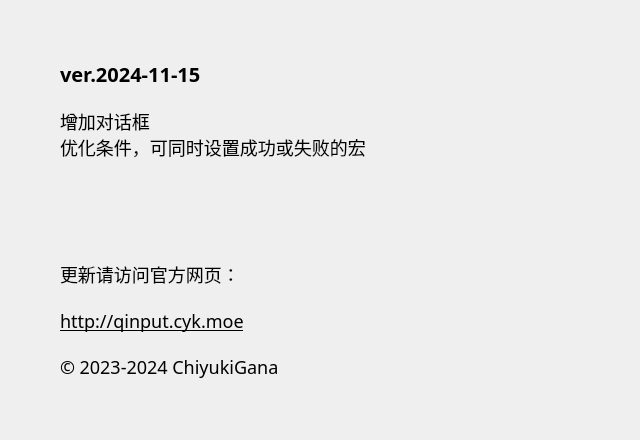
The window that source/ui/AboutUi.ui (ChiyukiGana/Quickinput) describes before a commit, drawn with Qt 5.
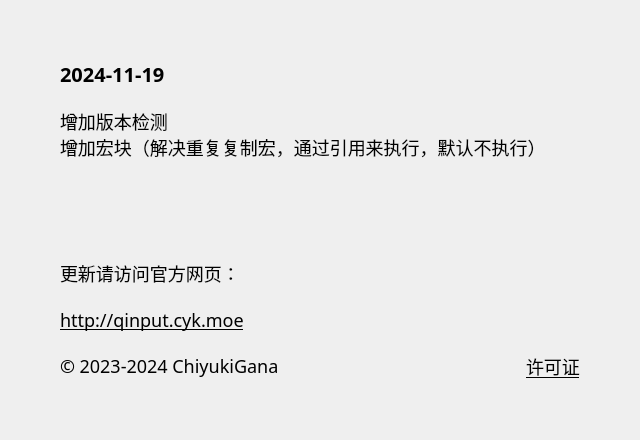
The same window after the commit.

Patch:
```diff
--- a/source/ui/AboutUi.ui
+++ b/source/ui/AboutUi.ui
@@ -88,7 +88,7 @@
          <string notr="true">font-size:20px</string>
         </property>
         <property name="text">
-         <string>ver.2024-11-15</string>
+         <string>2024-11-19</string>
         </property>
         <property name="textFormat">
          <enum>Qt::PlainText</enum>
@@ -104,8 +104,8 @@
          </sizepolicy>
         </property>
         <property name="text">
-         <string>增加对话框
-优化条件，可同时设置成功或失败的宏</string>
+         <string>增加版本检测
+增加宏块（解决重复复制宏，通过引用来执行，默认不执行）</string>
         </property>
         <property name="textFormat">
          <enum>Qt::PlainText</enum>
@@ -163,19 +163,81 @@
        </widget>
       </item>
       <item>
-       <widget class="QLabel" name="lb_copyright">
+       <widget class="QWidget" name="widget" native="true">
         <property name="sizePolicy">
-         <sizepolicy hsizetype="Fixed" vsizetype="Fixed">
+         <sizepolicy hsizetype="Preferred" vsizetype="Fixed">
           <horstretch>0</horstretch>
           <verstretch>0</verstretch>
          </sizepolicy>
         </property>
-        <property name="text">
-         <string>© 2023-2024 ChiyukiGana</string>
-        </property>
-        <property name="textFormat">
-         <enum>Qt::PlainText</enum>
-        </property>
+        <layout class="QHBoxLayout" name="horizontalLayout">
+         <property name="spacing">
+          <number>0</number>
+         </property>
+         <property name="leftMargin">
+          <number>0</number>
+         </property>
+         <property name="topMargin">
+          <number>0</number>
+         </property>
+         <property name="rightMargin">
+          <number>0</number>
+         </property>
+         <property name="bottomMargin">
+          <number>0</number>
+         </property>
+         <item>
+          <widget class="QLabel" name="lb_copyright">
+           <property name="sizePolicy">
+            <sizepolicy hsizetype="Fixed" vsizetype="Fixed">
+             <horstretch>0</horstretch>
+             <verstretch>0</verstretch>
+            </sizepolicy>
+           </property>
+           <property name="text">
+            <string>© 2023-2024 ChiyukiGana</string>
+           </property>
+           <property name="textFormat">
+            <enum>Qt::PlainText</enum>
+           </property>
+          </widget>
+         </item>
+         <item>
+          <spacer name="bottom_spacer">
+           <property name="orientation">
+            <enum>Qt::Horizontal</enum>
+           </property>
+           <property name="sizeHint" stdset="0">
+            <size>
+             <width>100</width>
+             <height>10</height>
+            </size>
+           </property>
+          </spacer>
+         </item>
+         <item>
+          <widget class="QLabel" name="lb_license">
+           <property name="sizePolicy">
+            <sizepolicy hsizetype="Fixed" vsizetype="Fixed">
+             <horstretch>0</horstretch>
+             <verstretch>0</verstretch>
+            </sizepolicy>
+           </property>
+           <property name="cursor">
+            <cursorShape>PointingHandCursor</cursorShape>
+           </property>
+           <property name="styleSheet">
+            <string notr="true">text-decoration:underline</string>
+           </property>
+           <property name="text">
+            <string>许可证</string>
+           </property>
+           <property name="textFormat">
+            <enum>Qt::PlainText</enum>
+           </property>
+          </widget>
+         </item>
+        </layout>
        </widget>
       </item>
      </layout>
```
